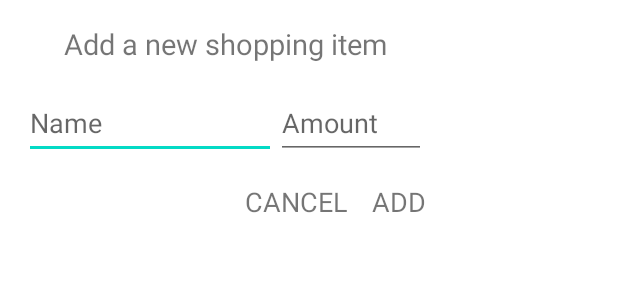
After one commit to beyzanurakkuzu/ShoppingList, an Android app: the layout dialog_add_shopping_item.xml on its own in the app's theme, with its tools: preview values and no code run, on a phone screen of 412 x 824 dp. The commit adds this screen. Shown: the top 300 px of the screen. Run offline under Robolectric (Android 15) with nearby library versions, the phone set to English and light mode, and no system bars.

Commit message:
develop
AddDialogListener, AddShoppingItemDialog, dialog_add_shopping_item.xml

```diff
--- a/app/src/main/AndroidManifest.xml
+++ b/app/src/main/AndroidManifest.xml
@@ -10,7 +10,7 @@
         android:supportsRtl="true"
         android:theme="@style/Theme.ShoppingList">
         <activity
-            android:name=".ui.shoppinglist.MainActivity"
+            android:name=".ui.shoppinglist.ShoppingActivity"
             android:exported="true">
             <intent-filter>
                 <action android:name="android.intent.action.MAIN" />
--- /dev/null
+++ b/app/src/main/res/layout/dialog_add_shopping_item.xml
@@ -0,0 +1,65 @@
+<?xml version="1.0" encoding="utf-8"?>
+<androidx.constraintlayout.widget.ConstraintLayout xmlns:android="http://schemas.android.com/apk/res/android"
+    xmlns:app="http://schemas.android.com/apk/res-auto"
+    xmlns:tools="http://schemas.android.com/tools"
+    android:padding="16dp"
+    android:layout_width="300dp"
+    android:layout_height="wrap_content">
+
+    <TextView
+        android:id="@+id/canceltextView"
+        android:layout_width="wrap_content"
+        android:layout_height="wrap_content"
+        android:layout_marginTop="16dp"
+        android:layout_marginEnd="16dp"
+        android:text="CANCEL"
+        android:textSize="18sp"
+        app:layout_constraintEnd_toStartOf="@+id/addtextView"
+        app:layout_constraintTop_toBottomOf="@+id/amountTv" />
+
+    <TextView
+        android:id="@+id/addtextView"
+        android:layout_width="wrap_content"
+        android:layout_height="wrap_content"
+        android:layout_marginTop="16dp"
+        android:text="ADD"
+        android:textSize="18sp"
+        app:layout_constraintEnd_toEndOf="parent"
+        app:layout_constraintTop_toBottomOf="@+id/amountTv" />
+
+    <EditText
+        android:id="@+id/nameTv"
+        android:layout_width="0dp"
+        android:layout_height="wrap_content"
+        android:layout_marginTop="16dp"
+        android:ems="10"
+        android:hint="Name"
+        android:inputType="text"
+        android:minHeight="48dp"
+        app:layout_constraintEnd_toStartOf="@+id/amountTv"
+        app:layout_constraintStart_toStartOf="parent"
+        app:layout_constraintTop_toBottomOf="@+id/titleTv"
+        android:autofillHints="" />
+
+    <EditText
+        android:id="@+id/amountTv"
+        android:layout_width="100dp"
+        android:layout_height="wrap_content"
+        android:layout_marginTop="16dp"
+        android:ems="10"
+        android:hint="Amount"
+        android:inputType="number"
+        android:minHeight="48dp"
+        app:layout_constraintEnd_toEndOf="parent"
+        app:layout_constraintTop_toBottomOf="@+id/titleTv" />
+
+    <TextView
+        android:id="@+id/titleTv"
+        android:layout_width="wrap_content"
+        android:layout_height="wrap_content"
+        android:text="Add a new shopping item"
+        android:textSize="19sp"
+        app:layout_constraintEnd_toEndOf="parent"
+        app:layout_constraintStart_toStartOf="parent"
+        app:layout_constraintTop_toTopOf="parent" />
+</androidx.constraintlayout.widget.ConstraintLayout>
```
Also changed, not shown: app/src/main/java/com/beyzaakkuzu/shoppinglist/ui/shoppinglist/AddDialogListener.kt (added, +7 -0 lines), app/src/main/java/com/beyzaakkuzu/shoppinglist/ui/shoppinglist/AddShoppingItemDialog.kt (added, +32 -0 lines), app/src/main/java/com/beyzaakkuzu/shoppinglist/ui/shoppinglist/MainActivity.kt (deleted, +0 -21 lines), app/src/main/java/com/beyzaakkuzu/shoppinglist/ui/shoppinglist/ShoppingActivity.kt (added, +44 -0 lines), app/src/main/res/drawable-anydpi/ic_add.xml (added, +11 -0 lines), app/src/main/res/layout/activity_main.xml (+15 -4 lines), app/src/main/java/com/beyzaakkuzu/shoppinglist/Adapter/ShoppingItemAdapter.kt (line endings or trailing spaces), app/src/main/res/drawable-hdpi/ic_add.png (added), app/src/main/res/drawable-mdpi/ic_add.png (added), app/src/main/res/drawable-xhdpi/ic_add.png (added), app/src/main/res/drawable-xxhdpi/ic_add.png (added).
